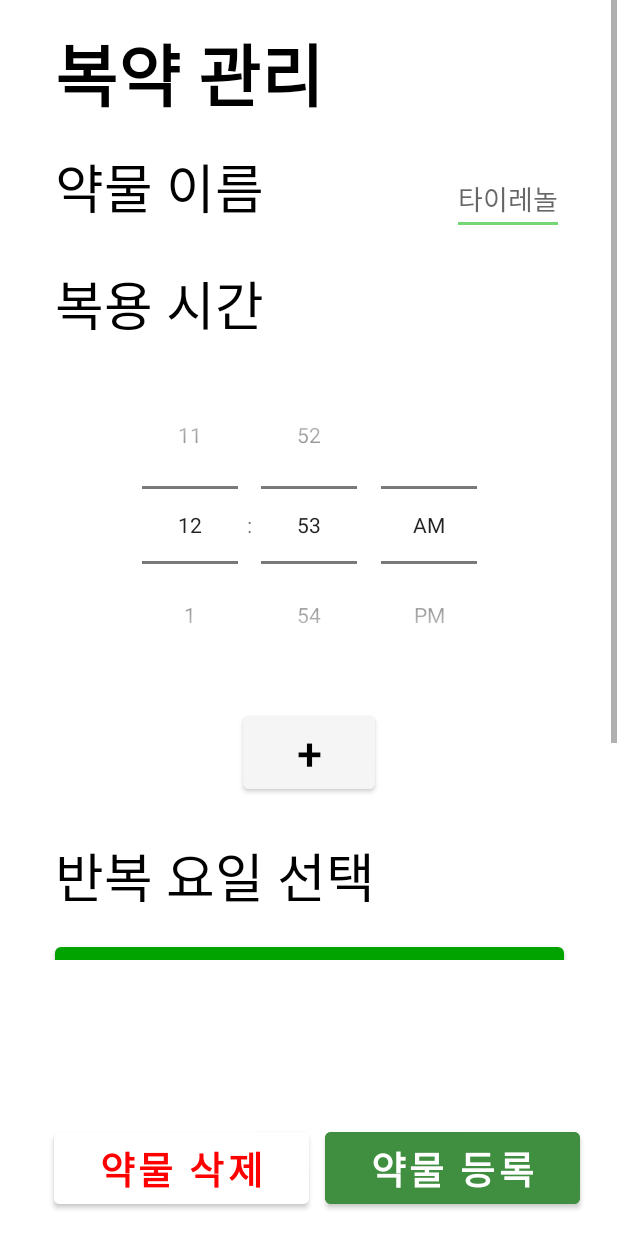
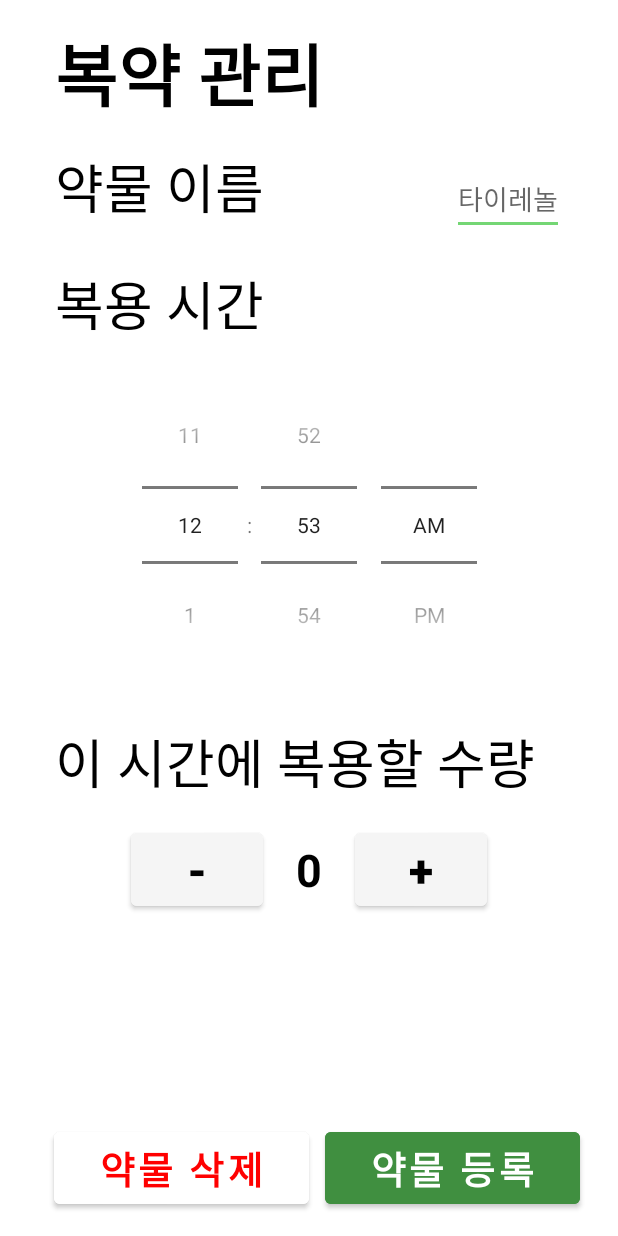
Before and after one commit to kmijin/DrHolmes_, an Android app: the layout activity_home_pill_add.xml on its own in the app's theme, with its tools: preview values and no code run, on a phone screen of 412 x 824 dp. Run offline under Robolectric (Android 15) with nearby library versions, the phone set to English and light mode, and no system bars.

Commit message:
약 추가 구현 중

```diff
--- a/app/src/main/java/com/pillgood/drholmes/noti/MyFirebaseMessaging.java
+++ b/app/src/main/java/com/pillgood/drholmes/noti/MyFirebaseMessaging.java
@@ -26,8 +26,6 @@ import com.pillgood.drholmes.MainActivity;
 import com.pillgood.drholmes.R;
 
 public class MyFirebaseMessaging extends FirebaseMessagingService {
-
-//    fnfnfnfn
 
 
     //    @Override
--- a/app/src/main/java/com/pillgood/drholmes/noti/NotiActivity.java
+++ b/app/src/main/java/com/pillgood/drholmes/noti/NotiActivity.java
@@ -18,6 +18,8 @@ import android.util.Log;
 import com.google.android.gms.tasks.OnCompleteListener;
 import com.google.android.gms.tasks.OnSuccessListener;
 import com.google.android.gms.tasks.Task;
+import com.google.firebase.database.DatabaseReference;
+import com.google.firebase.database.FirebaseDatabase;
 import com.google.firebase.messaging.FirebaseMessaging;
 import com.pillgood.drholmes.R;
 
--- a/app/src/main/res/layout/activity_home.xml
+++ b/app/src/main/res/layout/activity_home.xml
@@ -98,6 +98,7 @@
                 android:layout_marginEnd="35dp"
                 android:text="   19:00         루카스트    1 정"
                 android:textSize="23dp" />
+
         </LinearLayout>
     </ScrollView>
 
--- a/app/src/main/res/layout/activity_home_pill_add.xml
+++ b/app/src/main/res/layout/activity_home_pill_add.xml
@@ -85,37 +85,37 @@
                 android:layout_gravity="center_horizontal"
                 android:timePickerMode="spinner"/>
             <!--버튼 모양 추후 수정-->
-            <Button
-                android:id="@+id/time_plus"
-                android:layout_width="wrap_content"
-                android:layout_height="wrap_content"
-                android:layout_gravity="center_horizontal"
-                android:layout_marginTop="15dp"
-                android:backgroundTint="#f5f5f5"
-                android:text="+"
-                android:textColor="#000"
-                android:textSize="30sp"/>
+<!--            <Button-->
+<!--                android:id="@+id/time_plus"-->
+<!--                android:layout_width="wrap_content"-->
+<!--                android:layout_height="wrap_content"-->
+<!--                android:layout_gravity="center_horizontal"-->
+<!--                android:layout_marginTop="15dp"-->
+<!--                android:backgroundTint="#f5f5f5"-->
+<!--                android:text="+"-->
+<!--                android:textColor="#000"-->
+<!--                android:textSize="30sp"/>-->
 
             <!--반복 요일 선택-->
-            <TextView
-                android:id="@+id/medicine_date"
-                android:layout_width="wrap_content"
-                android:layout_height="wrap_content"
-                android:text="반복 요일 선택"
-                android:textSize="35sp"
-                android:textColor="#000"
-                android:layout_marginTop="25dp"
-                android:layout_marginStart="35dp"
-                android:layout_marginEnd="35dp"/>
+<!--            <TextView-->
+<!--                android:id="@+id/medicine_date"-->
+<!--                android:layout_width="wrap_content"-->
+<!--                android:layout_height="wrap_content"-->
+<!--                android:text="반복 요일 선택"-->
+<!--                android:textSize="35sp"-->
+<!--                android:textColor="#000"-->
+<!--                android:layout_marginTop="25dp"-->
+<!--                android:layout_marginStart="35dp"-->
+<!--                android:layout_marginEnd="35dp"/>-->
 
-            <!--요일 선택하는 버튼 비워둠 나중에 넣기-->
-            <Button
-                android:layout_width="match_parent"
-                android:layout_height="match_parent"
-                android:layout_marginStart="35dp"
-                android:layout_marginEnd="35dp"
-                android:layout_marginTop="15dp"
-                android:text="요일 선택 부분(추후 넣을 예정)"/>
+<!--            &lt;!&ndash;요일 선택하는 버튼 비워둠 나중에 넣기&ndash;&gt;-->
+<!--            <Button-->
+<!--                android:layout_width="match_parent"-->
+<!--                android:layout_height="match_parent"-->
+<!--                android:layout_marginStart="35dp"-->
+<!--                android:layout_marginEnd="35dp"-->
+<!--                android:layout_marginTop="15dp"-->
+<!--                android:text="요일 선택 부분(추후 넣을 예정)"/>-->
 
             <!--복용 수량-->
             <TextView
```
Also changed, not shown: app/src/main/java/com/pillgood/drholmes/noti/PillAddActivity.java (added, +100 -0 lines).
